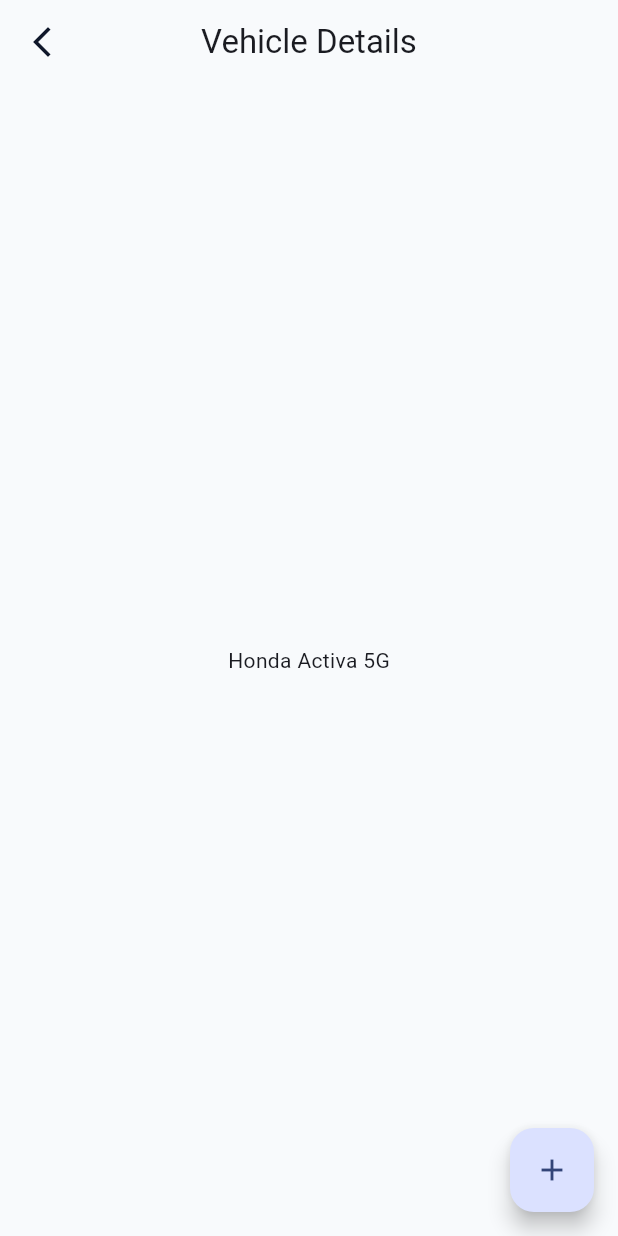
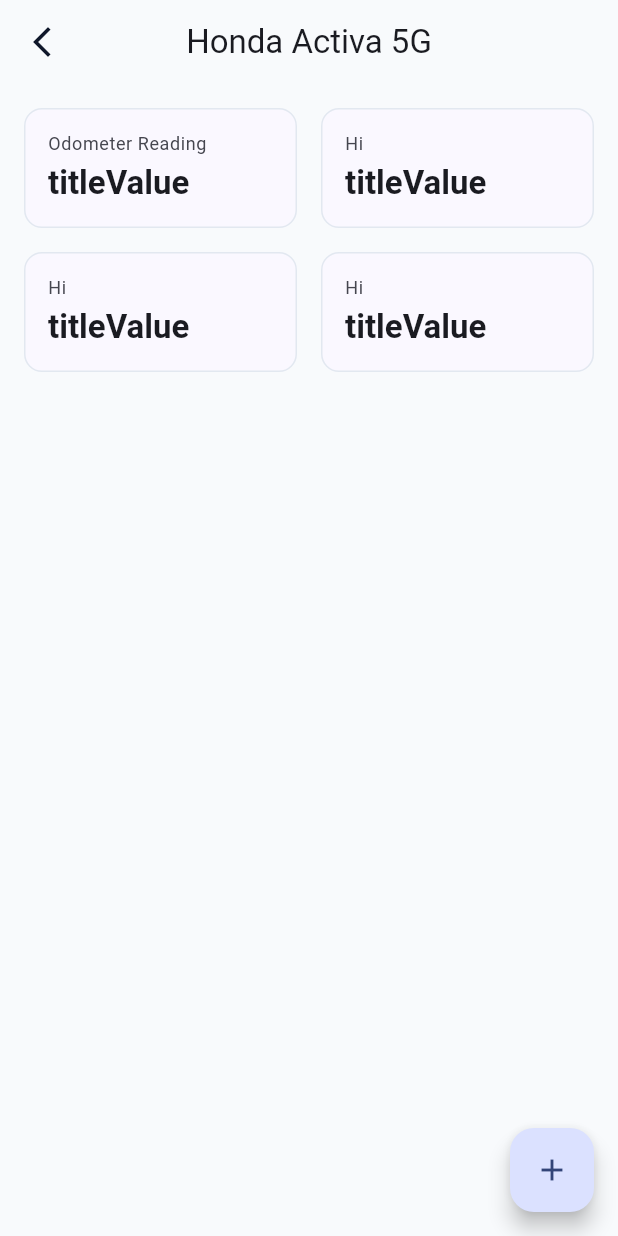
Before and after one commit to navaneethpp/odomex, a Flutter app: the screen it shows after launch, after a tap on "Honda Activa 5G", on a phone screen of 412 x 824 dp. Run offline on Flutter 3.47's test engine with Material 3 defaults, Android fonts, the phone set to English and light mode, and no system bars.

Commit message:
feat: add ResponsiveInfoCard widget and implement vehicle details layout

```diff
--- a/lib/screens/VehicleDetailsScreen/vehicle_details.dart
+++ b/lib/screens/VehicleDetailsScreen/vehicle_details.dart
@@ -1,5 +1,6 @@
 import 'package:flutter/material.dart';
 import 'package:odomex/models/vehicle.dart';
+import 'package:odomex/screens/VehicleDetailsScreen/widgets/responsive_info_card.dart';
 import 'package:odomex/widgets/screen_container.dart';
 
 class VehicleDetailsScreen extends StatelessWidget {
@@ -13,13 +14,53 @@
   @override
   Widget build(BuildContext context) {
     return ScreenContainer(
-      title: "Vehicle Details",
+      title: vehicle.model,
       showBackButton: true,
       floatingActionButton: FloatingActionButton(
         onPressed: () {},
         child: const Icon(Icons.add),
       ),
-      child: Center(child: Text(vehicle.model)),
+      child: SingleChildScrollView(
+        child: Column(
+          children: [
+            Row(
+              children: [
+                const Expanded(
+                  child: ResponsiveInfoCard(
+                    subtitleValue: 'Odometer Reading',
+                    titleValue: 'titleValue',
+                  ),
+                ),
+                const SizedBox(width: 16),
+                const Expanded(
+                  child: ResponsiveInfoCard(
+                    subtitleValue: 'Hi',
+                    titleValue: 'titleValue',
+                  ),
+                ),
+              ],
+            ),
+            const SizedBox(height: 16),
+            Row(
+              children: [
+                const Expanded(
+                  child: ResponsiveInfoCard(
+                    subtitleValue: 'Hi',
+                    titleValue: 'titleValue',
+                  ),
+                ),
+                const SizedBox(width: 16),
+                const Expanded(
+                  child: ResponsiveInfoCard(
+                    subtitleValue: 'Hi',
+                    titleValue: 'titleValue',
+                  ),
+                ),
+              ],
+            ),
+          ],
+        ),
+      ),
     );
   }
 }
--- /dev/null
+++ b/lib/screens/VehicleDetailsScreen/widgets/responsive_info_card.dart
@@ -0,0 +1,69 @@
+import 'package:flutter/material.dart';
+
+class ResponsiveInfoCard extends StatelessWidget {
+  final String subtitleValue;
+  final String titleValue;
+  final IconData? icon;
+  final Color? backgroundColor;
+
+  const ResponsiveInfoCard({
+    super.key,
+    required this.subtitleValue,
+    required this.titleValue,
+    this.icon,
+    this.backgroundColor,
+  });
+
+  @override
+  Widget build(BuildContext context) {
+    final theme = Theme.of(context);
+    final colorScheme = theme.colorScheme;
+
+    return SizedBox(
+      width: double.infinity,
+      child: Card(
+        color: backgroundColor ?? colorScheme.surface,
+        elevation: 0,
+        child: Padding(
+          padding: const EdgeInsets.all(16),
+          child: Column(
+            crossAxisAlignment: CrossAxisAlignment.start,
+            mainAxisSize: MainAxisSize.min,
+            children: [
+              if (icon != null) ...[
+                Icon(
+                  icon,
+                  size: 20,
+                  color: colorScheme.onSurfaceVariant,
+                ),
+                const SizedBox(height: 8),
+              ],
+
+              Text(
+                subtitleValue,
+                style: theme.textTheme.bodySmall?.copyWith(
+                  color: colorScheme.onSurfaceVariant,
+                  fontWeight: FontWeight.w400,
+                ),
+                maxLines: 1,
+                overflow: TextOverflow.ellipsis,
+              ),
+
+              const SizedBox(height: 4),
+
+              Text(
+                titleValue,
+                style: theme.textTheme.titleLarge?.copyWith(
+                  color: colorScheme.onSurface,
+                  fontWeight: FontWeight.w700,
+                ),
+                maxLines: 1,
+                overflow: TextOverflow.ellipsis,
+              ),
+            ],
+          ),
+        ),
+      ),
+    );
+  }
+}
```
